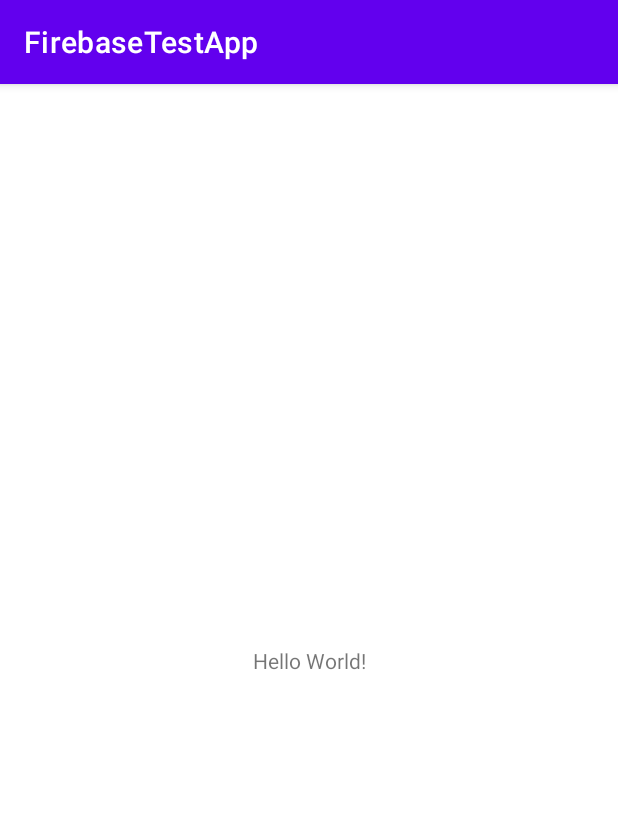
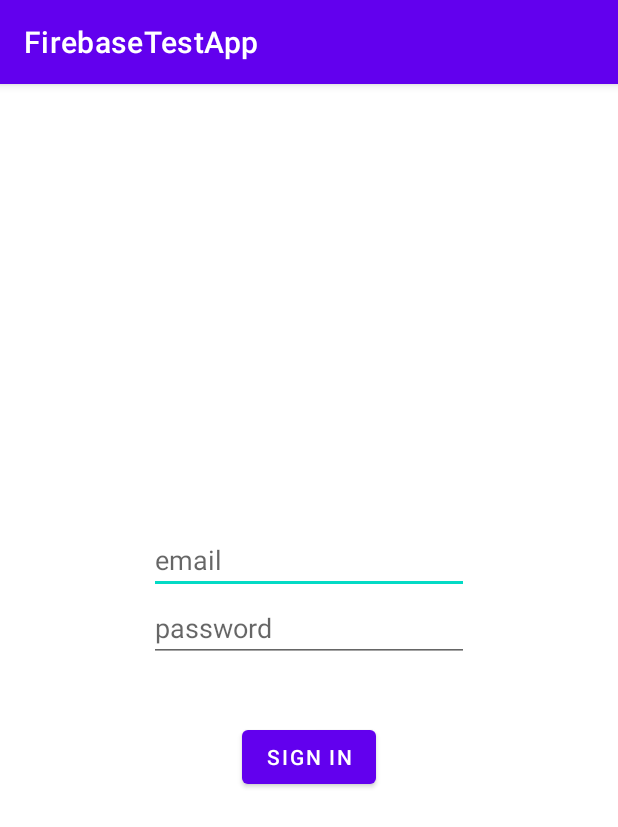
Before and after one commit to SergeyKochnev4149/Authorization_Firebase, an Android app: the screen it shows after launch (MainActivity before the commit, SignInActivity after it), on a phone screen of 412 x 824 dp. Shown: the top 827 px of the screen. Run offline under Robolectric (Android 15) with nearby library versions, the phone set to English and light mode, and no system bars.

Commit message:
Added SignInActivity java and xml files and intent from MainActivity to SignInActivity

```diff
--- a/app/src/main/AndroidManifest.xml
+++ b/app/src/main/AndroidManifest.xml
@@ -25,6 +25,12 @@
                 android:name="android.app.lib_name"
                 android:value="" />
         </activity>
+
+        <activity
+            android:name=".SignInActivity"
+            />
+
+
     </application>
 
 </manifest>
--- a/app/src/main/java/com/example/firebasetestapp/MainActivity.java
+++ b/app/src/main/java/com/example/firebasetestapp/MainActivity.java
@@ -2,6 +2,7 @@ package com.example.firebasetestapp;
 
 import androidx.appcompat.app.AppCompatActivity;
 
+import android.content.Intent;
 import android.os.Bundle;
 
 public class MainActivity extends AppCompatActivity {
@@ -9,6 +10,7 @@ public class MainActivity extends AppCompatActivity {
     @Override
     protected void onCreate(Bundle savedInstanceState) {
         super.onCreate(savedInstanceState);
-        setContentView(R.layout.activity_main);
+        Intent goToSignIn = new Intent(MainActivity.this, SignInActivity.class);
+        startActivity(goToSignIn);
     }
 }
--- /dev/null
+++ b/app/src/main/java/com/example/firebasetestapp/SignInActivity.java
@@ -0,0 +1,24 @@
+package com.example.firebasetestapp;
+
+
+
+import android.os.Bundle;
+import androidx.appcompat.app.AppCompatActivity;
+
+
+public class SignInActivity extends AppCompatActivity {
+
+
+
+    @Override
+    protected void onCreate(Bundle savedInstanceState) {
+        super.onCreate(savedInstanceState);
+        setContentView(R.layout.activity_sign_in);
+
+
+    }
+
+
+
+
+}
--- /dev/null
+++ b/app/src/main/res/layout/activity_sign_in.xml
@@ -0,0 +1,51 @@
+<?xml version="1.0" encoding="utf-8"?>
+<RelativeLayout xmlns:android="http://schemas.android.com/apk/res/android"
+    xmlns:tools="http://schemas.android.com/tools"
+    android:layout_width="match_parent"
+    android:layout_height="match_parent"
+    tools:context=".MainActivity"
+    >
+
+    <LinearLayout
+        android:layout_width="wrap_content"
+        android:layout_height="wrap_content"
+        android:layout_centerInParent="true"
+        android:orientation="vertical">
+
+        <EditText
+            android:id="@+id/editTextTextEmailAddress"
+            android:layout_width="wrap_content"
+            android:layout_height="wrap_content"
+            android:ems="10"
+            android:inputType="textEmailAddress"
+            android:hint="email"
+             />
+
+        <EditText
+            android:id="@+id/editTextTextPassword"
+            android:layout_width="wrap_content"
+            android:layout_height="wrap_content"
+            android:ems="10"
+            android:inputType="textPassword"
+            android:hint="password"/>
+
+        <TextView
+            android:id="@+id/error"
+            android:layout_width="match_parent"
+            android:layout_height="wrap_content"
+            android:layout_marginTop="10dp"
+             />
+
+        <Button
+            android:id="@+id/buttonSign_In"
+            android:layout_width="wrap_content"
+            android:layout_height="wrap_content"
+            android:layout_gravity="center"
+            android:layout_marginTop="10dp"
+            android:text="Sign In"
+            android:onClick="signIn"
+            />
+
+
+    </LinearLayout>
+</RelativeLayout>
```
